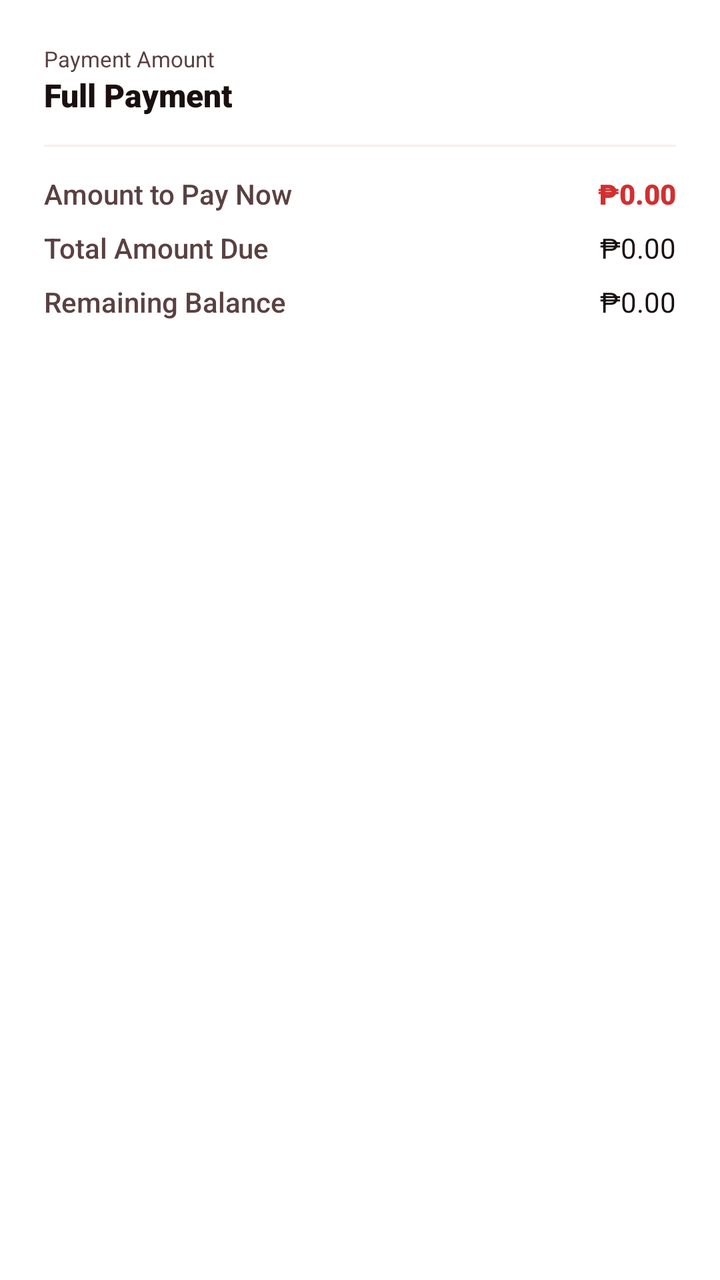
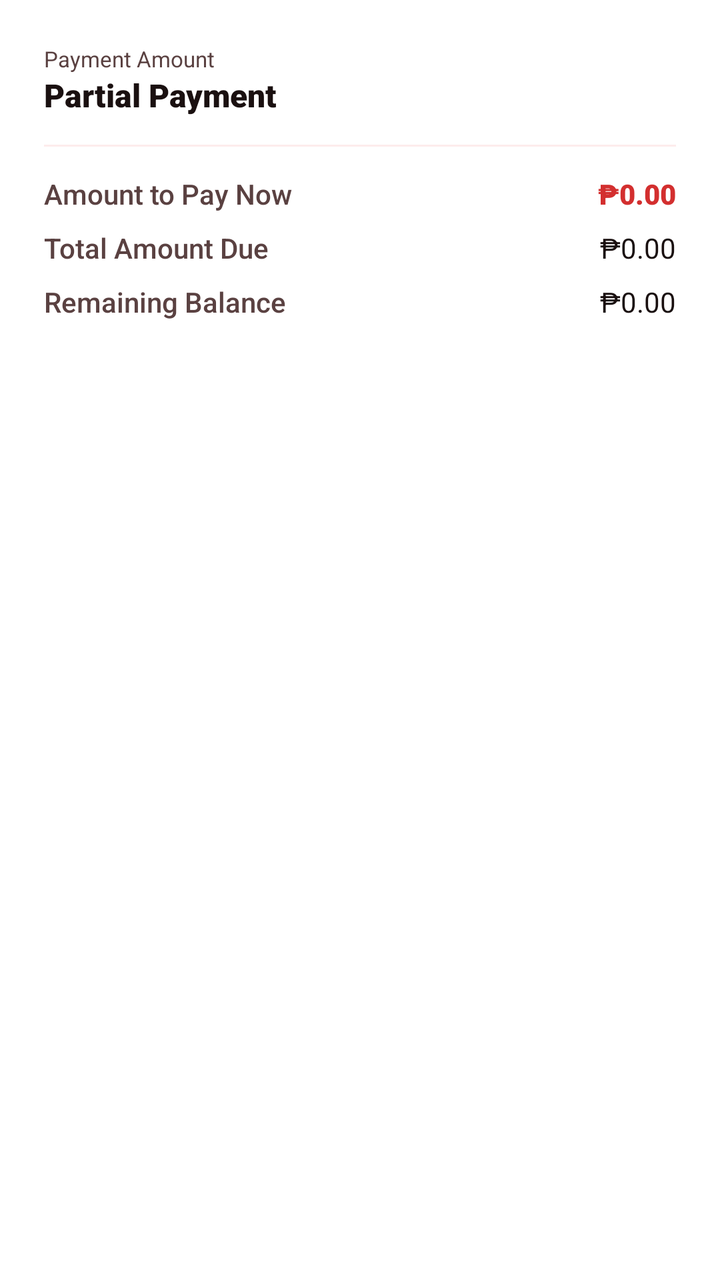

Before-and-after screenshots of an Android layout around one commit, followed by the original layout XML and the change that was made.
<!-- AndroidManifest.xml: application theme Theme.VelocitySuites -->
<!-- res/layout/dialog_payment_confirmation.xml -->
<?xml version="1.0" encoding="utf-8"?>
<LinearLayout xmlns:android="http://schemas.android.com/apk/res/android"
    android:layout_width="match_parent"
    android:layout_height="wrap_content"
    android:orientation="vertical"
    android:padding="22dp">

    <TextView
        android:layout_width="wrap_content"
        android:layout_height="wrap_content"
        android:text="@string/payment_option_label"
        android:textAllCaps="false"
        android:letterSpacing="0"
        android:textColor="@color/velocity_text_secondary"
        android:fontFamily="sans-serif-bold"
        android:textSize="11sp" />

    <TextView
        android:id="@+id/confirmPaymentType"
        android:layout_width="wrap_content"
        android:layout_height="wrap_content"
        android:text="@string/payment_type_full"
        android:textColor="@color/velocity_text_primary"
        android:fontFamily="sans-serif-black"
        android:textSize="16sp"
        android:layout_marginBottom="14dp" />

    <View
        android:layout_width="match_parent"
        android:layout_height="1dp"
        android:background="@color/velocity_red_soft"
        android:layout_marginBottom="14dp" />

    <LinearLayout
        android:layout_width="match_parent"
        android:layout_height="wrap_content"
        android:orientation="horizontal"
        android:layout_marginBottom="8dp">
        <TextView
            android:layout_width="0dp"
            android:layout_weight="1"
            android:layout_height="wrap_content"
            android:text="@string/amount_to_pay_label"
            android:textColor="@color/velocity_text_secondary"
            android:fontFamily="sans-serif-medium" />
        <TextView
            android:id="@+id/confirmAmount"
            android:layout_width="wrap_content"
            android:layout_height="wrap_content"
            android:text="@string/zero_amount_display"
            android:textColor="@color/velocity_red_primary"
            android:fontFamily="sans-serif-black" />
    </LinearLayout>

    <LinearLayout
        android:layout_width="match_parent"
        android:layout_height="wrap_content"
        android:orientation="horizontal"
        android:layout_marginBottom="8dp">
        <TextView
            android:layout_width="0dp"
            android:layout_weight="1"
            android:layout_height="wrap_content"
            android:text="@string/total_amount_due"
            android:textColor="@color/velocity_text_secondary"
            android:fontFamily="sans-serif-medium" />
        <TextView
            android:id="@+id/confirmTotalDue"
            android:layout_width="wrap_content"
            android:layout_height="wrap_content"
            android:text="@string/zero_amount_display"
            android:textColor="@color/velocity_text_primary"
            android:fontFamily="sans-serif-bold" />
    </LinearLayout>

    <LinearLayout
        android:layout_width="match_parent"
        android:layout_height="wrap_content"
        android:orientation="horizontal">
        <TextView
            android:layout_width="0dp"
            android:layout_weight="1"
            android:layout_height="wrap_content"
            android:text="@string/remaining_balance_label"
            android:textColor="@color/velocity_text_secondary"
            android:fontFamily="sans-serif-medium" />
        <TextView
            android:id="@+id/confirmRemainingBalance"
            android:layout_width="wrap_content"
            android:layout_height="wrap_content"
            android:text="@string/zero_amount_display"
            android:textColor="@color/velocity_text_primary"
            android:fontFamily="sans-serif-bold" />
    </LinearLayout>

</LinearLayout>
<!-- resources referenced by this layout -->
<resources>
  <color name="velocity_red_primary">#D32F2F</color>
  <color name="velocity_red_soft">#FDECEC</color>
  <color name="velocity_text_primary">#1A1010</color>
  <color name="velocity_text_secondary">#5A4141</color>
  <string name="amount_to_pay_label">Amount to Pay Now</string>
  <string name="payment_option_label">Payment Amount</string>
  <string name="payment_type_full">Full Payment</string>
  <string name="remaining_balance_label">Remaining Balance</string>
  <string name="total_amount_due">Total Amount Due</string>
  <string name="zero_amount_display">₱0.00</string>
  <color name="velocity_red_dark">#7F1212</color>
  <color name="white">#FFFFFFFF</color>
  <color name="velocity_red_rose">#EF5350</color>
  <color name="velocity_red_deep">#5A0A0A</color>
  <style name="TextAppearance.Velocity.Base.Headline1" parent="TextAppearance.MaterialComponents.Headline1">
          <item name="android:letterSpacing">0</item>
      </style>
  <style name="TextAppearance.Velocity.Base.Headline2" parent="TextAppearance.MaterialComponents.Headline2">
          <item name="android:letterSpacing">0</item>
      </style>
  <style name="TextAppearance.Velocity.Base.Headline3" parent="TextAppearance.MaterialComponents.Headline3">
          <item name="android:letterSpacing">0</item>
      </style>
  <style name="TextAppearance.Velocity.Base.Headline4" parent="TextAppearance.MaterialComponents.Headline4">
          <item name="android:letterSpacing">0</item>
      </style>
  <style name="TextAppearance.Velocity.Base.Headline5" parent="TextAppearance.MaterialComponents.Headline5">
          <item name="android:letterSpacing">0</item>
      </style>
  <style name="TextAppearance.Velocity.Base.Headline6" parent="TextAppearance.MaterialComponents.Headline6">
          <item name="android:letterSpacing">0</item>
      </style>
  <style name="TextAppearance.Velocity.Base.Subtitle1" parent="TextAppearance.MaterialComponents.Subtitle1">
          <item name="android:letterSpacing">0</item>
      </style>
  <style name="TextAppearance.Velocity.Base.Subtitle2" parent="TextAppearance.MaterialComponents.Subtitle2">
          <item name="android:letterSpacing">0</item>
      </style>
  <style name="TextAppearance.Velocity.Base.Body1" parent="TextAppearance.MaterialComponents.Body1">
          <item name="android:letterSpacing">0</item>
      </style>
  <style name="TextAppearance.Velocity.Base.Body2" parent="TextAppearance.MaterialComponents.Body2">
          <item name="android:letterSpacing">0</item>
      </style>
  <style name="TextAppearance.Velocity.Base.Caption" parent="TextAppearance.MaterialComponents.Caption">
          <item name="android:letterSpacing">0</item>
      </style>
  <style name="TextAppearance.Velocity.Button" parent="TextAppearance.MaterialComponents.Button">
          <item name="android:textAllCaps">false</item>
          <item name="textAllCaps">false</item>
          <item name="android:letterSpacing">0</item>
      </style>
  <style name="ShapeAppearance.Velocity.Square" parent="">
          <item name="cornerFamily">rounded</item>
          <item name="cornerSize">0dp</item>
      </style>
  <style name="ShapeAppearance.Velocity.Card" parent="">
          <item name="cornerFamily">rounded</item>
          <item name="cornerSize">@dimen/card_corner_radius</item>
      </style>
  <style name="Widget.Velocity.TabLayout" parent="Widget.MaterialComponents.TabLayout">
          <item name="tabTextAppearance">@style/TextAppearance.Velocity.Button</item>
          <item name="tabIndicatorColor">@color/velocity_red_primary</item>
      </style>
  <style name="Widget.Velocity.Flat.Snackbar" parent="Widget.MaterialComponents.Snackbar">
          <item name="android:background">@drawable/bg_snackbar_flat</item>
          <item name="android:elevation">0dp</item>
      </style>
  <dimen name="card_corner_radius">12dp</dimen>
  <dimen name="card_elevation">2dp</dimen>
  <color name="velocity_surface_elevated">#FFFFFF</color>
  <color name="velocity_divider_hairline">#1A000000</color>
  <!-- unchanged entries left out for length: 13 -->
</resources>

<!-- the commit's change to res/layout/dialog_payment_confirmation.xml (unified diff, before → after) -->
@@ -19,7 +19,7 @@
         android:id="@+id/confirmPaymentType"
         android:layout_width="wrap_content"
         android:layout_height="wrap_content"
-        android:text="@string/payment_type_full"
+        android:text="@string/review_payment_type_partial"
         android:textColor="@color/velocity_text_primary"
         android:fontFamily="sans-serif-black"
         android:textSize="16sp"
<!-- resource entries referenced after the edit -->
@@ -6,8 +6,8 @@
   <color name="velocity_text_secondary">#5A4141</color>
   <string name="amount_to_pay_label">Amount to Pay Now</string>
   <string name="payment_option_label">Payment Amount</string>
-  <string name="payment_type_full">Full Payment</string>
   <string name="remaining_balance_label">Remaining Balance</string>
+  <string name="review_payment_type_partial">Partial Payment</string>
   <string name="total_amount_due">Total Amount Due</string>
   <string name="zero_amount_display">₱0.00</string>
   <color name="velocity_red_dark">#7F1212</color>
